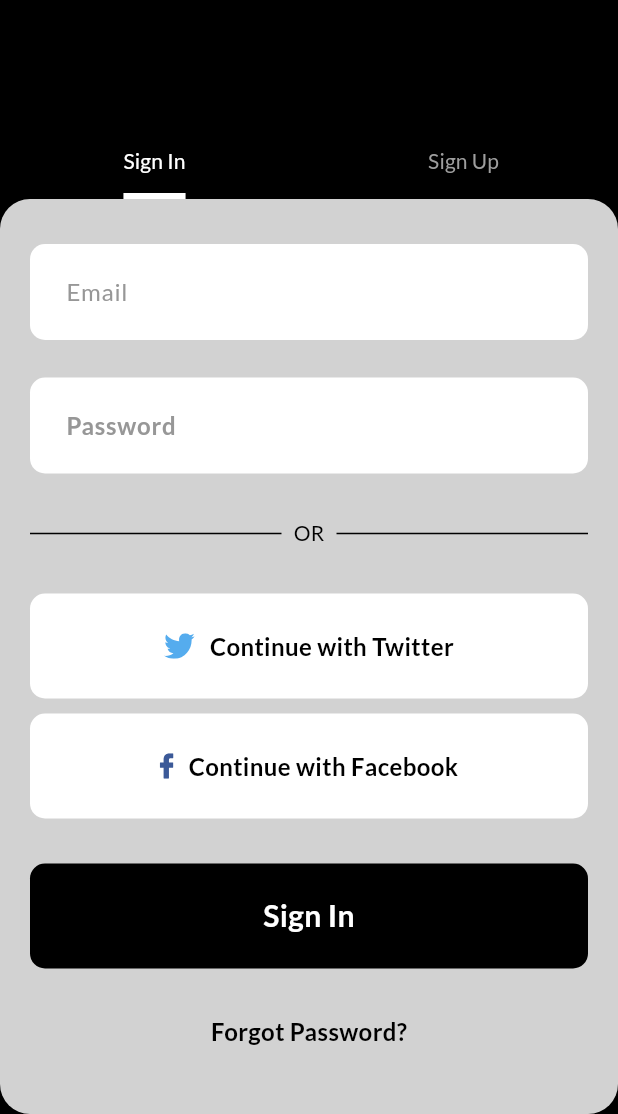
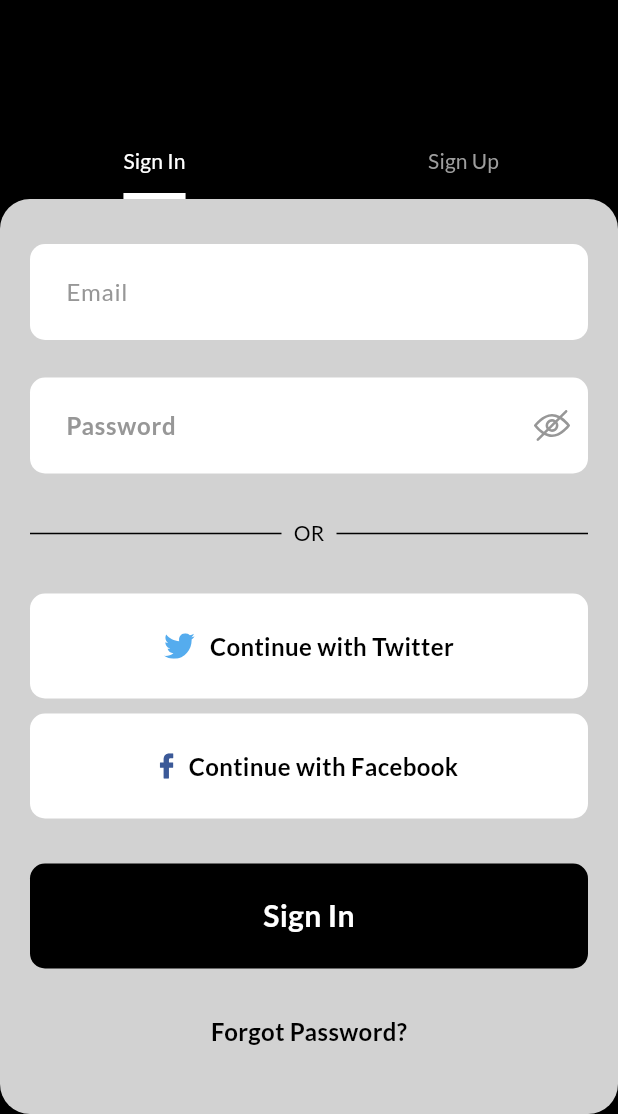
Before and after one commit to Smartdevs17/writeapp, a Flutter app: the AuthScreen screen opened by its route, on a phone screen of 412 x 824 dp, the part 122-1236 px from its top. Run offline on Flutter 3.47's test engine with Material 3 defaults, Android fonts, the phone set to English and light mode, and no system bars; our stand-ins replace flutter_native_splash, flutter_svg, get, get_storage, google_fonts, shared_preferences; accounts and stored records are empty.

Commit message:
integrated login authentication

```diff
--- a/lib/features/auth/presentation/login_screen.dart
+++ b/lib/features/auth/presentation/login_screen.dart
@@ -1,18 +1,38 @@
 import 'package:flutter/material.dart';
 import 'package:flutter_svg/svg.dart';
+import 'package:get/get.dart';
+import 'package:writeapp/features/auth/controller/auth_controller.dart';
+import 'package:writeapp/routes/routes.dart';
+import 'package:writeapp/utils/constants/constants.dart';
 import 'package:writeapp/utils/theme/theme.dart';
 import 'package:writeapp/utils/validator/validator.dart';
 
-class LoginScreen extends StatelessWidget {
+class LoginScreen extends StatefulWidget {
   final Function(bool)? onForgotPassword;
   const LoginScreen({super.key, this.onForgotPassword});
 
   @override
+  State<LoginScreen> createState() => _LoginScreenState();
+}
+
+class _LoginScreenState extends State<LoginScreen> {
+  final GlobalKey<FormState> _formKey = GlobalKey<FormState>();
+  bool _invisiblePassword = true;
+  String? _email, _password;
+  bool _isLoading = false;
+  late AutovalidateMode _autoValidateMode = AutovalidateMode.disabled;
+  AuthController _authController = AuthController();
+
+  @override
   Widget build(BuildContext context) {
-    bool _invisiblePassword = true;
     bool showResetPasswordTab = false;
 
-    return Container(
+    return AbsorbPointer(
+      absorbing: _isLoading,
+      child: Form(
+        key: _formKey,
+        autovalidateMode: _autoValidateMode,
+        child: Container(
           decoration: BoxDecoration(
               color: const Color.fromARGB(1000, 231, 231, 231),
               borderRadius: BorderRadius.circular(20)),
@@ -25,6 +45,9 @@ class LoginScreen extends StatelessWidget {
                   TextFormField(
                     textInputAction: TextInputAction.next,
                     keyboardType: TextInputType.emailAddress,
+                    onChanged: (String val) {
+                      _email = val;
+                    },
                     decoration: inputDecoration.copyWith(
                         hintText: "Email",
                         hintStyle: const TextStyle(
@@ -43,14 +66,19 @@ class LoginScreen extends StatelessWidget {
                     textInputAction: TextInputAction.done,
                     obscureText: _invisiblePassword,
                     keyboardType: TextInputType.visiblePassword,
+                    onChanged: (String val) {
+                      _password = val;
+                    },
                     decoration: inputDecoration.copyWith(
                         hintText: "Password",
+                        suffixIcon: _showHideIcon(PasswordField.password),
                         hintStyle: const TextStyle(
                             color: secondaryColor,
                             fontSize: 16,
                             fontWeight: FontWeight.w600),
                         filled: true,
                         fillColor: Colors.white),
+                    validator: Validator.passwordValidator,
                   ),
                   const SizedBox(
                     height: 30,
@@ -64,7 +92,7 @@ class LoginScreen extends StatelessWidget {
                         ),
                       ),
                       Padding(
-                    padding: const EdgeInsets.symmetric(horizontal: 8.0),
+                        padding: EdgeInsets.symmetric(horizontal: 8.0),
                         child: Text(
                           "OR",
                           style: TextStyle(color: Colors.black, fontSize: 14.0),
@@ -151,15 +179,44 @@ class LoginScreen extends StatelessWidget {
                           height: 70,
                           decoration: const BoxDecoration(
                             color: primaryColorDK,
-                        borderRadius: BorderRadius.all(Radius.circular(10.0)),
+                            borderRadius:
+                                BorderRadius.all(Radius.circular(10.0)),
                           ),
-                      child: const Center(
-                        child: Text(
+                          child: Center(
+                            child: InkWell(
+                              onTap: () async {
+                                setState(() {
+                                  _autoValidateMode = AutovalidateMode.always;
+                                });
+
+                                if (_email != null && _password != null) {
+                                  setState(() {
+                                    _isLoading = true;
+                                  });
+                                  await _authController.login(
+                                      _email!, _password!);
+                                }
+                                // else {
+                                //   Get.snackbar("Error",
+                                //       "Enter a valid email and password");
+                                // }
+                                setState(() {
+                                  _isLoading = false;
+                                });
+                              },
+                              child: _isLoading
+                                  ? const SizedBox(
+                                      width: 24.0,
+                                      height: 24.0,
+                                      child: CircularProgressIndicator(),
+                                    )
+                                  : const Text(
                                       "Sign In",
                                       style: TextStyle(
                                         color: primaryColorLT,
                                         fontSize: 20.0,
                                         fontWeight: FontWeight.w600,
+                                      ),
                                     ),
                             ),
                           )),
@@ -170,7 +227,7 @@ class LoginScreen extends StatelessWidget {
                   ),
                   GestureDetector(
                     onTap: () {
-                  onForgotPassword?.call(!showResetPasswordTab);
+                      widget.onForgotPassword?.call(!showResetPasswordTab);
                     },
                     child: const Text(
                       "Forgot Password?",
@@ -185,6 +242,37 @@ class LoginScreen extends StatelessWidget {
               ),
             ),
           ),
+        ),
+      ),
+    );
+  }
+
+  Widget _showHideIcon(PasswordField passwordField) {
+    return GestureDetector(
+      onTap: () {
+        setState(() {
+          if (passwordField == PasswordField.password) {
+            _invisiblePassword = !_invisiblePassword;
+          } else {
+            _invisiblePassword = !_invisiblePassword;
+          }
+        });
+      },
+      child: Container(
+        height: 40.0,
+        width: 40.0,
+        padding: const EdgeInsets.symmetric(vertical: 12.0),
+        child: SvgPicture.asset(
+          passwordField == PasswordField.password
+              ? !_invisiblePassword
+                  ? 'assets/svgs/eye.svg'
+                  : 'assets/svgs/private.svg'
+              : !_invisiblePassword
+                  ? 'assets/svgs/eye.svg'
+                  : 'assets/svgs/private.svg',
+          color: hintColor,
+        ),
+      ),
     );
   }
 }
--- a/lib/main.dart
+++ b/lib/main.dart
@@ -1,5 +1,6 @@
 import 'package:flutter/material.dart';
 import 'package:flutter/services.dart';
+// ignore: depend_on_referenced_packages
 import 'package:flutter_native_splash/flutter_native_splash.dart';
 import 'package:get/get_navigation/src/root/get_material_app.dart';
 import 'package:writeapp/routes/navigation.dart';
--- a/lib/utils/constants/constants.dart
+++ b/lib/utils/constants/constants.dart
@@ -2,4 +2,13 @@ class Constants {
   //STORAGE CONSTANTS
   static const accessToken = "accessToken";
   static const userId = "userId";
+
+  // static const String baseUrl = "http://192.168.0.187:3000/api";
+  static const String baseUrl = "http://192.168.139.80:3000/api";
+
+  // AUTH
+  static const String STGW = 'Something gone wrong';
+  static const String USER_EXIST = 'User already exist';
 }
+
+enum PasswordField { password, confirmPassword }
--- a/lib/utils/validator/validator.dart
+++ b/lib/utils/validator/validator.dart
@@ -47,7 +47,7 @@ class Validator {
       return "Enter a valid password";
     }
     if (val.length < 5) {
-      return "Password must be 5 characters long";
+      return "Password must be atleast 5 characters long";
     }
     if (!isValidPassword(val)) {
       return "Invalid password";
```
Also changed, not shown: lib/common/model/api_response_model.dart (added, +45 -0 lines), lib/features/auth/controller/auth_controller.dart (added, +79 -0 lines), lib/features/auth/presentation/register_screent.dart (+39 -1 lines), lib/features/auth/repository/auth_repository.dart (added, +20 -0 lines), lib/services/api_service.dart (added, +90 -0 lines), lib/utils/action/action.dart (added, +18 -0 lines), assets/svgs/eye.svg (added), assets/svgs/private.svg (added). Lines whose indentation alone changed are shown as unchanged.
